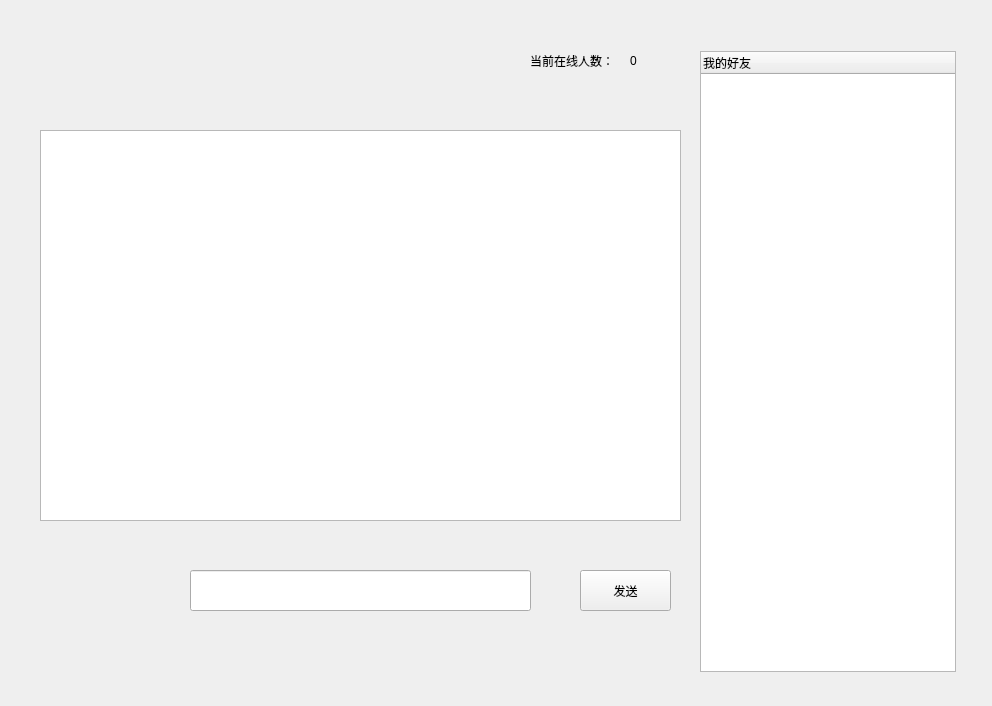
First picture: the form in mainwindow.ui, repository VisionsBeacon/-, before the edit.
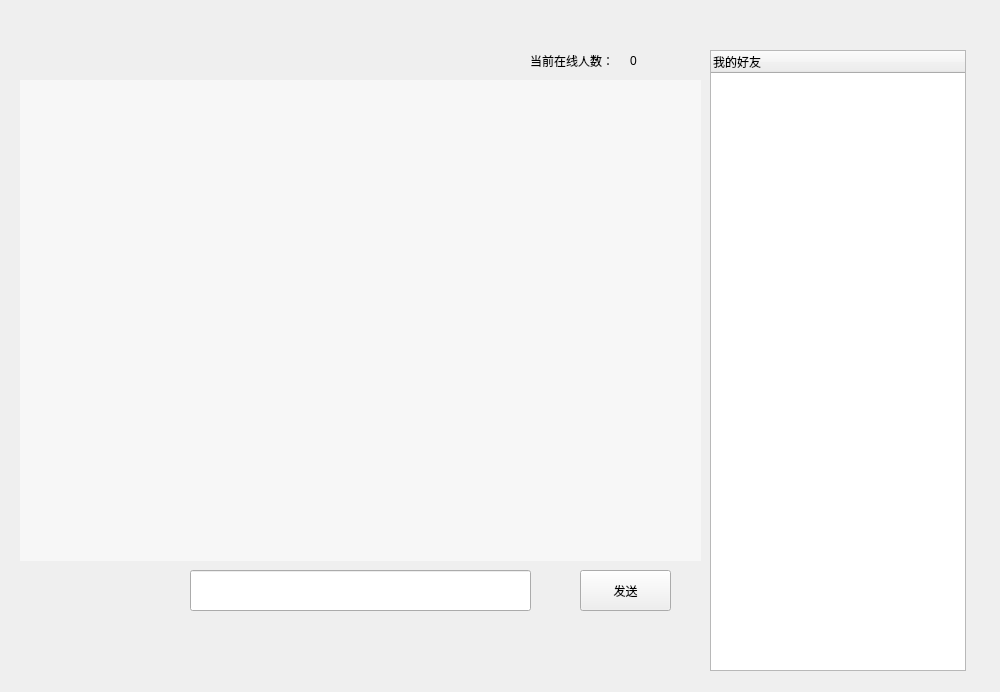
Second picture: the form after the edit.

Diff of the .ui file:
```diff
--- a/mainwindow.ui
+++ b/mainwindow.ui
@@ -6,8 +6,8 @@
    <rect>
     <x>0</x>
     <y>0</y>
-    <width>992</width>
-    <height>706</height>
+    <width>1000</width>
+    <height>692</height>
    </rect>
   </property>
   <property name="windowTitle">
@@ -19,8 +19,8 @@
      <rect>
       <x>0</x>
       <y>0</y>
-      <width>991</width>
-      <height>706</height>
+      <width>971</width>
+      <height>671</height>
      </rect>
     </property>
     <property name="lineWidth">
@@ -117,16 +117,6 @@
      </widget>
     </widget>
     <widget class="QWidget" name="page_2">
-     <widget class="QTextEdit" name="editReceivedMessage">
-      <property name="geometry">
-       <rect>
-        <x>40</x>
-        <y>130</y>
-        <width>641</width>
-        <height>391</height>
-       </rect>
-      </property>
-     </widget>
      <widget class="QLineEdit" name="editMessage">
       <property name="geometry">
        <rect>
@@ -179,8 +169,8 @@
      <widget class="QTreeWidget" name="treeWidget">
       <property name="geometry">
        <rect>
-        <x>700</x>
-        <y>51</y>
+        <x>710</x>
+        <y>50</y>
         <width>256</width>
         <height>621</height>
        </rect>
@@ -191,6 +181,27 @@
        </property>
       </column>
      </widget>
+     <widget class="QListWidget" name="listWidget">
+      <property name="geometry">
+       <rect>
+        <x>20</x>
+        <y>80</y>
+        <width>681</width>
+        <height>481</height>
+       </rect>
+      </property>
+      <property name="styleSheet">
+       <string notr="true">QListWidget{background-color: rgb(247, 247, 247); color:rgb(51,51,51); border: 1px solid  rgb(247, 247, 247);outline:0px;}
+QListWidget::Item{background-color: rgb(247, 247, 247);}
+QListWidget::Item:hover{background-color: rgb(247, 247, 247); }
+QListWidget::item:selected{
+	background-color: rgb(247, 247, 247);
+	color:black; 
+    border: 1px solid  rgb(247, 247, 247);
+}
+QListWidget::item:selected:!active{border: 1px solid  rgb(247, 247, 247); background-color: rgb(247, 247, 247); color:rgb(51,51,51); } </string>
+      </property>
+     </widget>
     </widget>
     <widget class="QWidget" name="page_3"/>
    </widget>
```
